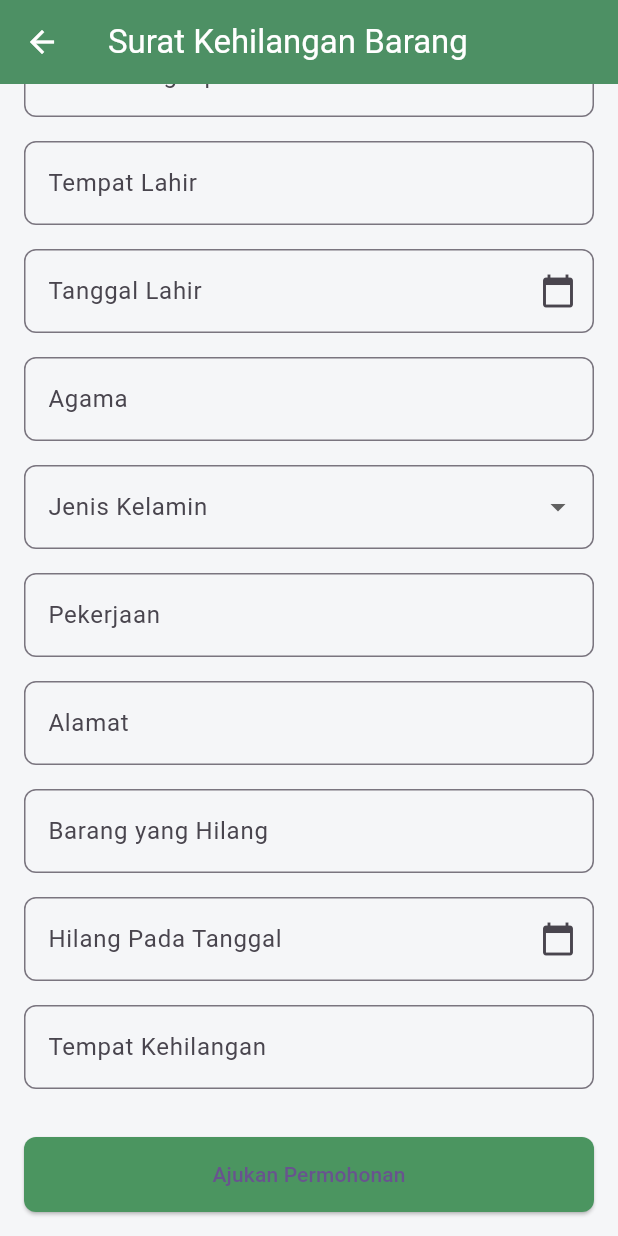
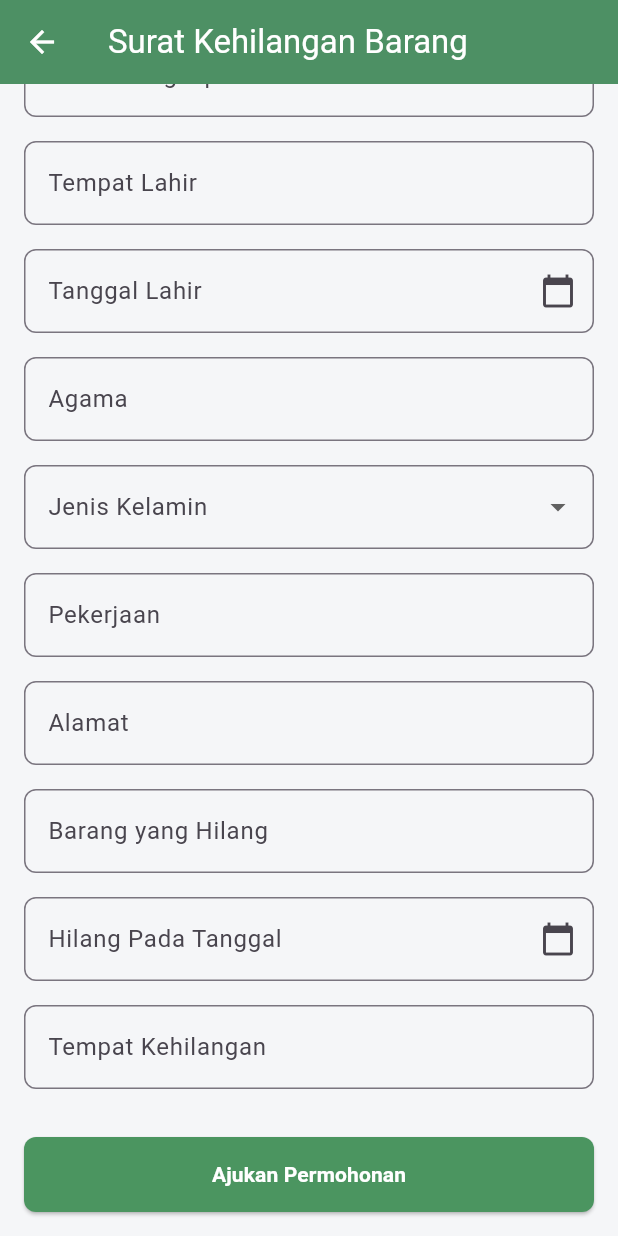
Before and after one commit to Donnz9/E-LaDes-2.0, a Flutter app: the SuratPengantarKehilanganBarang screen opened directly, scrolled down 386 dp, on a phone screen of 412 x 824 dp. Run offline on Flutter 3.47's test engine with Material 3 defaults, Android fonts, the phone set to English and light mode, and no system bars; our stand-ins replace file_picker, firebase_auth, firebase_core, google_fonts, google_sign_in, image_picker and 2 more; accounts and stored records are empty.

```diff
--- a/lib/Pages/Screens/Pengajuan/surat pengantar/kehilangan_barang.dart
+++ b/lib/Pages/Screens/Pengajuan/surat pengantar/kehilangan_barang.dart
@@ -120,7 +120,13 @@ class _SuratPengantarKehilanganBarangState
                     borderRadius: BorderRadius.circular(8),
                   ),
                 ),
-                child: const Text("Ajukan Permohonan"),
+                child: const Text(
+                  "Ajukan Permohonan",
+                  style: TextStyle(
+                    color: Colors.white,
+                    fontWeight: FontWeight.bold,
+                  ),
+                ),
               ),
             ],
           ),
--- a/lib/services/config.dart
+++ b/lib/services/config.dart
@@ -1,3 +1,3 @@
 class AppConfig {
-  static const String baseUrl = "http://192.168.137.140/elades20_api";
+  static const String baseUrl = "http://192.168.137.108/elades20_api";
 }
```
Also changed, not shown: 4 other files.
